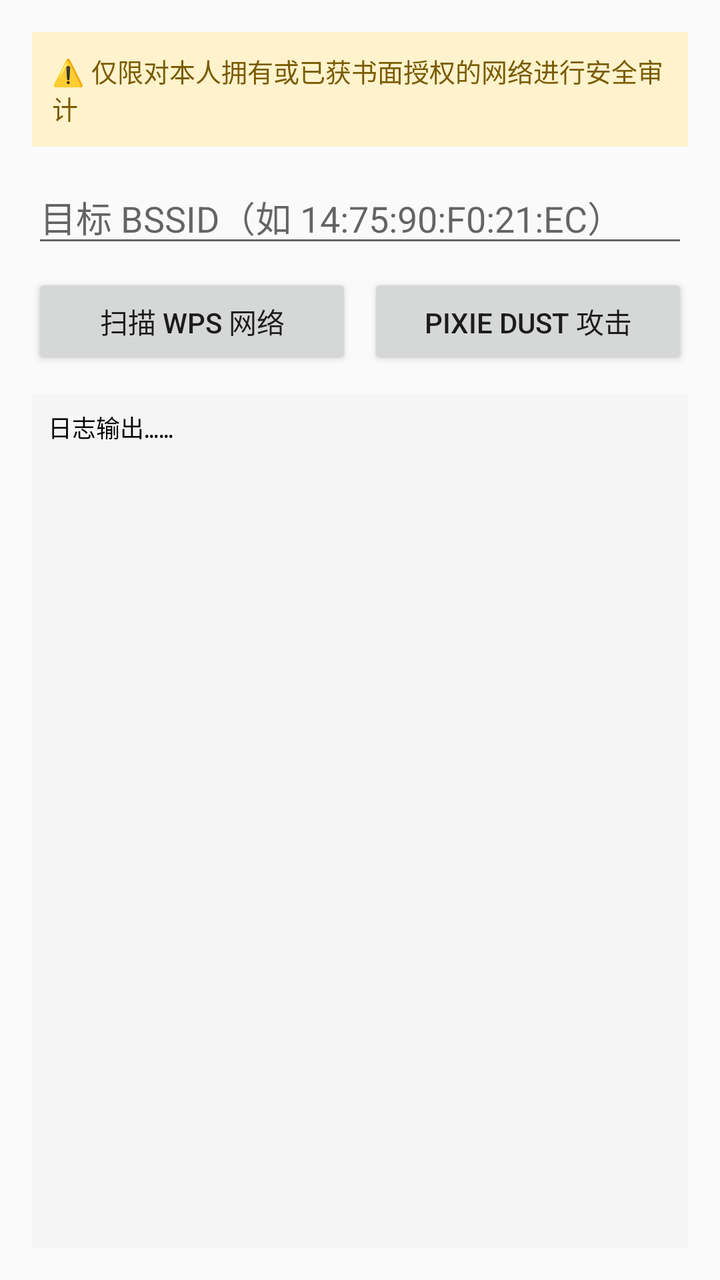
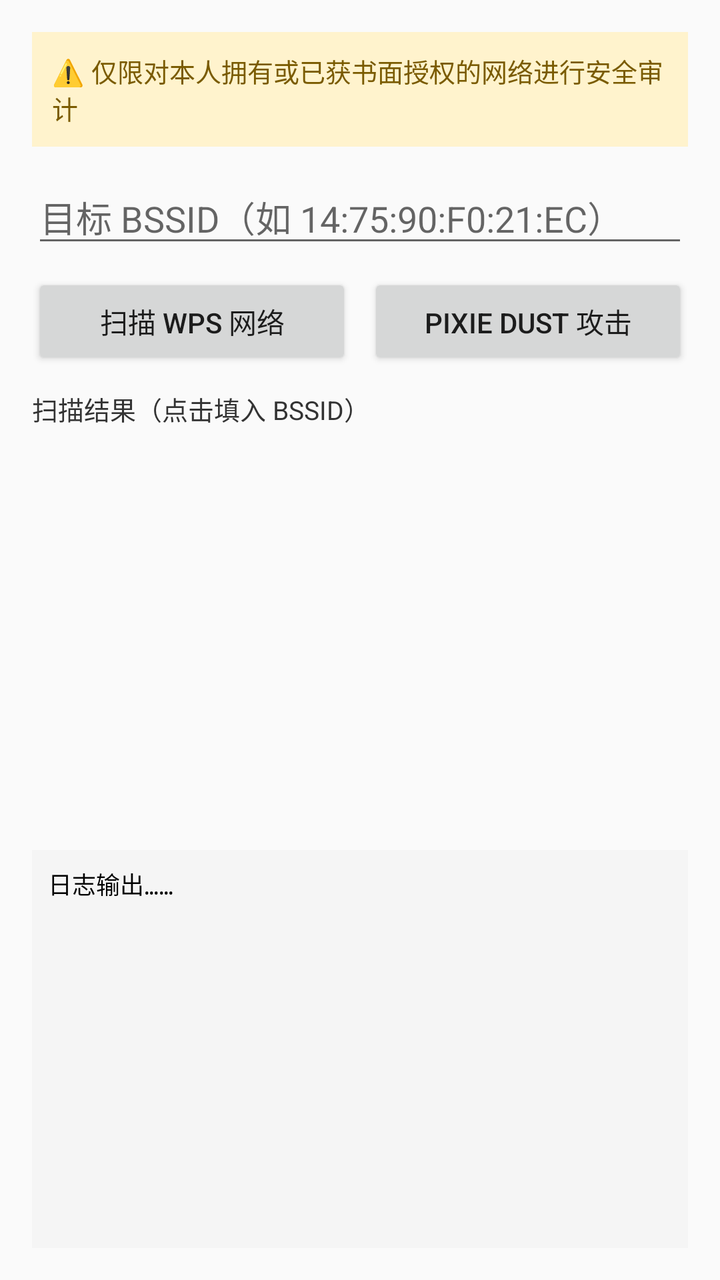

Screens rendered from an Android XML layout before and after an edit, with the pre-edit source and the edit as a unified diff.
<!-- AndroidManifest.xml: application theme Theme.WCracking -->
<!-- res/layout/activity_main.xml -->
<?xml version="1.0" encoding="utf-8"?>
<LinearLayout xmlns:android="http://schemas.android.com/apk/res/android"
    android:layout_width="match_parent"
    android:layout_height="match_parent"
    android:orientation="vertical"
    android:padding="16dp">

    <TextView
        android:layout_width="match_parent"
        android:layout_height="wrap_content"
        android:background="#fff3cd"
        android:padding="10dp"
        android:text="⚠️ 仅限对本人拥有或已获书面授权的网络进行安全审计"
        android:textColor="#7a5b00"
        android:textSize="13sp" />

    <EditText
        android:id="@+id/et_bssid"
        android:layout_width="match_parent"
        android:layout_height="wrap_content"
        android:layout_marginTop="12dp"
        android:hint="目标 BSSID（如 14:75:90:F0:21:EC）"
        android:inputType="text"
        android:maxLines="1" />

    <LinearLayout
        android:layout_width="match_parent"
        android:layout_height="wrap_content"
        android:layout_marginTop="8dp"
        android:orientation="horizontal">

        <Button
            android:id="@+id/btn_scan"
            android:layout_width="0dp"
            android:layout_height="wrap_content"
            android:layout_weight="1"
            android:text="扫描 WPS 网络" />

        <Button
            android:id="@+id/btn_attack"
            android:layout_width="0dp"
            android:layout_height="wrap_content"
            android:layout_weight="1"
            android:layout_marginStart="8dp"
            android:text="Pixie Dust 攻击" />
    </LinearLayout>

    <ScrollView
        android:id="@+id/scroll_log"
        android:layout_width="match_parent"
        android:layout_height="0dp"
        android:layout_weight="1"
        android:layout_marginTop="12dp"
        android:background="#f5f5f5">

        <TextView
            android:id="@+id/tv_log"
            android:layout_width="match_parent"
            android:layout_height="wrap_content"
            android:fontFamily="monospace"
            android:padding="8dp"
            android:text="日志输出……\n"
            android:textColor="#000000"
            android:textIsSelectable="true"
            android:textSize="12sp" />
    </ScrollView>

</LinearLayout>
<!-- resources referenced by this layout -->
<resources>
  <style name="Theme.WCracking" parent="Theme.AppCompat.Light.NoActionBar">
          <item name="android:statusBarColor">#238636</item>
      </style>
</resources>

<!-- the commit's change to res/layout/activity_main.xml (unified diff, before → after) -->
@@ -45,12 +45,28 @@
             android:text="Pixie Dust 攻击" />
     </LinearLayout>
 
+    <TextView
+        android:layout_width="match_parent"
+        android:layout_height="wrap_content"
+        android:layout_marginTop="10dp"
+        android:text="扫描结果（点击填入 BSSID）"
+        android:textColor="#333333"
+        android:textSize="13sp" />
+
+    <ListView
+        android:id="@+id/lv_scan"
+        android:layout_width="match_parent"
+        android:layout_height="0dp"
+        android:layout_weight="1"
+        android:layout_marginTop="4dp"
+        android:background="#fafafa" />
+
     <ScrollView
         android:id="@+id/scroll_log"
         android:layout_width="match_parent"
         android:layout_height="0dp"
         android:layout_weight="1"
-        android:layout_marginTop="12dp"
+        android:layout_marginTop="8dp"
         android:background="#f5f5f5">
 
         <TextView
